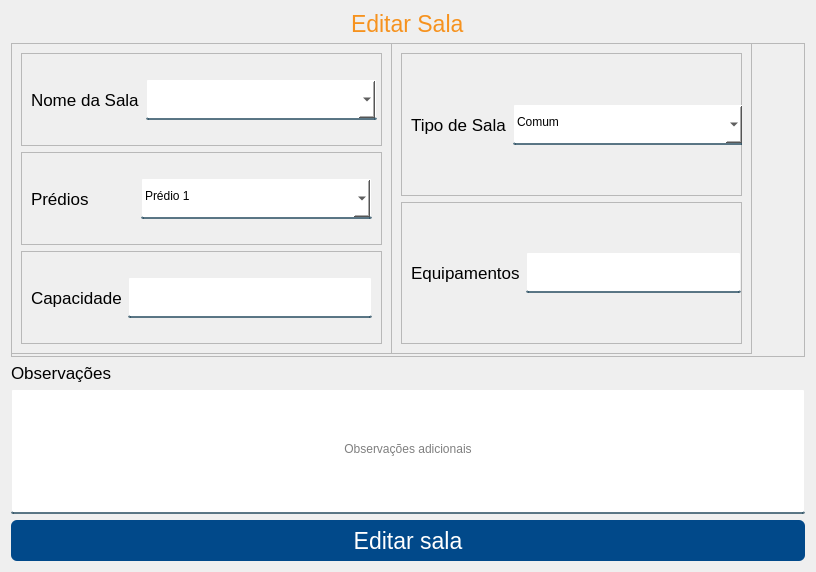
Qt form App/view/ui/editarSalas.ui (Senac-SOR-ADS/Mapa-de-Sala) before a commit.
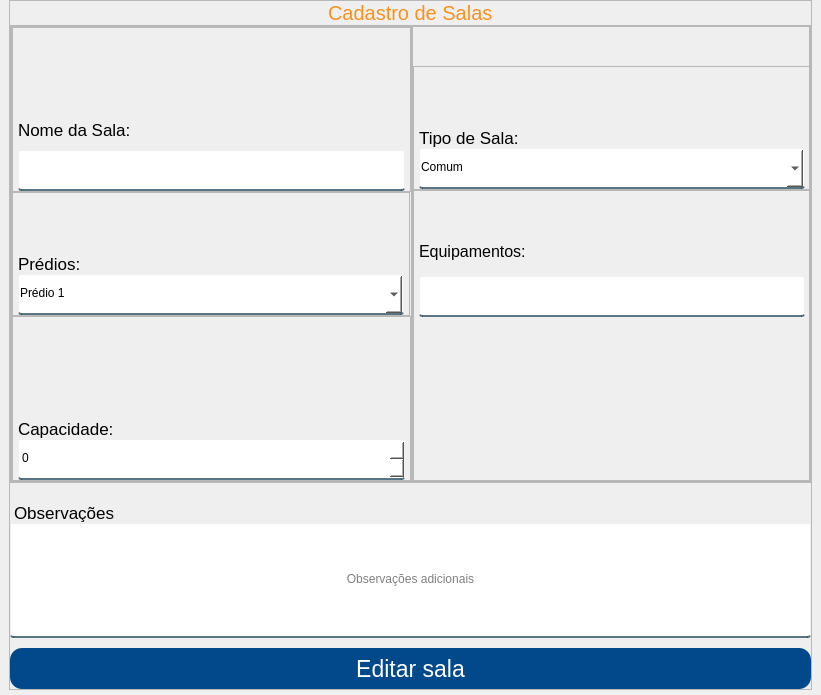
The same form after that commit.

Commit message:
alteração nos layouts
novo padrão adicionado às telas para seguirem uma ordem ao serem estilizadas

```diff
--- a/App/view/ui/editarSalas.ui
+++ b/App/view/ui/editarSalas.ui
@@ -6,79 +6,141 @@
    <rect>
     <x>0</x>
     <y>0</y>
-    <width>812</width>
-    <height>571</height>
+    <width>821</width>
+    <height>695</height>
    </rect>
   </property>
   <property name="windowTitle">
    <string>Form</string>
   </property>
   <property name="styleSheet">
-   <string notr="true">QLineEdit, QComboBox, QDateEdit {
+   <string notr="true">QLineEdit, QComboBox, QSpinBox {
 	background-color: white;
 	border:2px solid rgba(0,0,0,0);
-	border-radius: 2px;
+	border-radius: 3px;
 	border-bottom-color:rgba(46,82,101,200);
 	color:rgb(0,0,0);
-	padding-bottom:5px;
+	padding-bottom:3px;
 }
 
 #btnEditarSala {
 	background-color: #01498a;
 	color: #FFF;
 	border: none;
-	border-radius: 6px;
-}
+	border-radius: 12px;
 
-#btnCadastrar:hover {
+}
+ 
+#cadastrarSala:hover {
 	background-color: #f6921e;
 }
+ 
+#respostas {
+	color: red;
+}
+
+#tituloObs {
+	margin-top: 20px;
+}
+
 #titulo {
 	color: #f6921e;
+}
+
+#feedbackText {
+	margin-bottom: 10px;
 }</string>
   </property>
   <layout class="QVBoxLayout" name="verticalLayout">
-   <item alignment="Qt::AlignHCenter|Qt::AlignTop">
+   <property name="spacing">
+    <number>0</number>
+   </property>
+   <property name="leftMargin">
+    <number>5</number>
+   </property>
+   <property name="topMargin">
+    <number>0</number>
+   </property>
+   <property name="rightMargin">
+    <number>5</number>
+   </property>
+   <property name="bottomMargin">
+    <number>5</number>
+   </property>
+   <item alignment="Qt::AlignHCenter">
+    <widget class="QFrame" name="frame_9">
+     <property name="frameShape">
+      <enum>QFrame::StyledPanel</enum>
+     </property>
+     <property name="frameShadow">
+      <enum>QFrame::Raised</enum>
+     </property>
+     <layout class="QVBoxLayout" name="verticalLayout_4">
+      <property name="spacing">
+       <number>0</number>
+      </property>
+      <property name="leftMargin">
+       <number>0</number>
+      </property>
+      <property name="topMargin">
+       <number>0</number>
+      </property>
+      <property name="rightMargin">
+       <number>0</number>
+      </property>
+      <property name="bottomMargin">
+       <number>0</number>
+      </property>
+      <item alignment="Qt::AlignHCenter">
     <widget class="QLabel" name="titulo">
      <property name="font">
       <font>
-       <pointsize>17</pointsize>
+          <pointsize>15</pointsize>
       </font>
      </property>
      <property name="text">
-      <string>Editar Sala</string>
+         <string>Cadastro de Salas</string>
      </property>
     </widget>
    </item>
    <item>
-    <widget class="QFrame" name="frame_2">
-     <property name="sizePolicy">
-      <sizepolicy hsizetype="Preferred" vsizetype="Expanding">
-       <horstretch>0</horstretch>
-       <verstretch>0</verstretch>
-      </sizepolicy>
-     </property>
-     <property name="minimumSize">
-      <size>
-       <width>794</width>
-       <height>314</height>
-      </size>
-     </property>
-     <property name="frameShape">
-      <enum>QFrame::StyledPanel</enum>
-     </property>
-     <property name="frameShadow">
-      <enum>QFrame::Raised</enum>
-     </property>
      <widget class="QFrame" name="frame">
-      <property name="geometry">
-       <rect>
-        <x>0</x>
-        <y>0</y>
-        <width>381</width>
-        <height>311</height>
-       </rect>
-      </property>
+        <property name="sizePolicy">
+         <sizepolicy hsizetype="Preferred" vsizetype="Expanding">
+          <horstretch>0</horstretch>
+          <verstretch>0</verstretch>
+         </sizepolicy>
+        </property>
+        <property name="minimumSize">
+         <size>
+          <width>801</width>
+          <height>340</height>
+         </size>
+        </property>
+        <property name="frameShape">
+         <enum>QFrame::StyledPanel</enum>
+        </property>
+        <property name="frameShadow">
+         <enum>QFrame::Raised</enum>
+        </property>
+        <layout class="QHBoxLayout" name="horizontalLayout_6">
+         <property name="spacing">
+          <number>0</number>
+         </property>
+         <property name="leftMargin">
+          <number>0</number>
+         </property>
+         <property name="topMargin">
+          <number>0</number>
+         </property>
+         <property name="rightMargin">
+          <number>0</number>
+         </property>
+         <property name="bottomMargin">
+          <number>0</number>
+         </property>
+         <item>
+          <widget class="QFrame" name="frame_5">
       <property name="frameShape">
        <enum>QFrame::StyledPanel</enum>
       </property>
@@ -86,61 +148,135 @@
        <enum>QFrame::Raised</enum>
       </property>
       <layout class="QVBoxLayout" name="verticalLayout_2">
+            <property name="spacing">
+             <number>0</number>
+            </property>
+            <property name="leftMargin">
+             <number>0</number>
+            </property>
+            <property name="topMargin">
+             <number>0</number>
+            </property>
+            <property name="rightMargin">
+             <number>0</number>
+            </property>
+            <property name="bottomMargin">
+             <number>0</number>
+            </property>
+            <item>
+             <widget class="QFrame" name="frame_2">
+              <property name="frameShape">
+               <enum>QFrame::StyledPanel</enum>
+              </property>
+              <property name="frameShadow">
+               <enum>QFrame::Raised</enum>
+              </property>
+              <layout class="QVBoxLayout" name="verticalLayout_7">
+               <property name="spacing">
+                <number>10</number>
+               </property>
+               <property name="leftMargin">
+                <number>5</number>
+               </property>
+               <property name="topMargin">
+                <number>0</number>
+               </property>
+               <property name="rightMargin">
+                <number>5</number>
+               </property>
+               <property name="bottomMargin">
+                <number>0</number>
+               </property>
+               <item>
+                <spacer name="verticalSpacer_3">
+                 <property name="orientation">
+                  <enum>Qt::Vertical</enum>
+                 </property>
+                 <property name="sizeHint" stdset="0">
+                  <size>
+                   <width>20</width>
+                   <height>40</height>
+                  </size>
+                 </property>
+                </spacer>
+               </item>
+               <item>
+                <widget class="QLabel" name="label">
+                 <property name="font">
+                  <font>
+                   <pointsize>13</pointsize>
+                  </font>
+                 </property>
+                 <property name="text">
+                  <string>Nome da Sala:</string>
+                 </property>
+                </widget>
+               </item>
+               <item>
+                <widget class="QLineEdit" name="nomeSala">
+                 <property name="minimumSize">
+                  <size>
+                   <width>231</width>
+                   <height>41</height>
+                  </size>
+                 </property>
+                 <property name="placeholderText">
+                  <string/>
+                 </property>
+                </widget>
+               </item>
+              </layout>
+             </widget>
+            </item>
        <item>
         <widget class="QFrame" name="frame_3">
-         <property name="frameShape">
-          <enum>QFrame::StyledPanel</enum>
-         </property>
-         <property name="frameShadow">
-          <enum>QFrame::Raised</enum>
-         </property>
-         <layout class="QHBoxLayout" name="horizontalLayout">
-          <item>
-           <widget class="QLabel" name="label_7">
-            <property name="font">
-             <font>
-              <pointsize>13</pointsize>
-             </font>
-            </property>
-            <property name="text">
-             <string>Nome da Sala</string>
-            </property>
-           </widget>
-          </item>
-          <item>
-           <widget class="QComboBox" name="nomeSala">
             <property name="minimumSize">
              <size>
-              <width>231</width>
-              <height>41</height>
-             </size>
-            </property>
-            <property name="cursor">
-             <cursorShape>PointingHandCursor</cursorShape>
-            </property>
-            <property name="editable">
-             <bool>true</bool>
-            </property>
-            <property name="currentText">
-             <string notr="true"/>
-            </property>
-            <property name="insertPolicy">
-             <enum>QComboBox::InsertAlphabetically</enum>
-            </property>
-           </widget>
-          </item>
-         </layout>
-        </widget>
-       </item>
-       <item>
-        <widget class="QFrame" name="frame_4">
+                <width>398</width>
+                <height>124</height>
+               </size>
+              </property>
+              <property name="maximumSize">
+               <size>
+                <width>398</width>
+                <height>124</height>
+               </size>
+              </property>
          <property name="frameShape">
           <enum>QFrame::StyledPanel</enum>
          </property>
          <property name="frameShadow">
           <enum>QFrame::Raised</enum>
          </property>
-         <layout class="QHBoxLayout" name="horizontalLayout_3">
+              <layout class="QVBoxLayout" name="verticalLayout_9">
+               <property name="spacing">
+                <number>0</number>
+               </property>
+               <property name="leftMargin">
+                <number>5</number>
+               </property>
+               <property name="topMargin">
+                <number>0</number>
+               </property>
+               <property name="rightMargin">
+                <number>5</number>
+               </property>
+               <property name="bottomMargin">
+                <number>0</number>
+               </property>
+               <item>
+                <spacer name="verticalSpacer_6">
+                 <property name="orientation">
+                  <enum>Qt::Vertical</enum>
+                 </property>
+                 <property name="sizeHint" stdset="0">
+                  <size>
+                   <width>20</width>
+                   <height>40</height>
+                  </size>
+                 </property>
+                </spacer>
+               </item>
           <item>
            <widget class="QLabel" name="label_3">
             <property name="font">
@@ -149,7 +285,7 @@
              </font>
             </property>
             <property name="text">
-             <string>Prédios</string>
+                  <string>Prédios:</string>
             </property>
            </widget>
           </item>
@@ -165,7 +301,7 @@
              <cursorShape>PointingHandCursor</cursorShape>
             </property>
             <property name="editable">
-             <bool>true</bool>
+                  <bool>false</bool>
             </property>
             <property name="currentText">
              <string notr="true">Prédio 1</string>
@@ -189,14 +325,42 @@
         </widget>
        </item>
        <item>
-        <widget class="QFrame" name="frame_5">
+             <widget class="QFrame" name="frame_4">
          <property name="frameShape">
           <enum>QFrame::StyledPanel</enum>
          </property>
          <property name="frameShadow">
           <enum>QFrame::Raised</enum>
          </property>
-         <layout class="QHBoxLayout" name="horizontalLayout_2">
+              <layout class="QVBoxLayout" name="verticalLayout_8">
+               <property name="spacing">
+                <number>0</number>
+               </property>
+               <property name="leftMargin">
+                <number>5</number>
+               </property>
+               <property name="topMargin">
+                <number>0</number>
+               </property>
+               <property name="rightMargin">
+                <number>5</number>
+               </property>
+               <property name="bottomMargin">
+                <number>0</number>
+               </property>
+               <item>
+                <spacer name="verticalSpacer_2">
+                 <property name="orientation">
+                  <enum>Qt::Vertical</enum>
+                 </property>
+                 <property name="sizeHint" stdset="0">
+                  <size>
+                   <width>20</width>
+                   <height>40</height>
+                  </size>
+                 </property>
+                </spacer>
+               </item>
           <item>
            <widget class="QLabel" name="label_5">
             <property name="font">
@@ -205,23 +369,23 @@
              </font>
             </property>
             <property name="text">
-             <string>Capacidade</string>
+                  <string>Capacidade:</string>
             </property>
            </widget>
           </item>
           <item>
-           <widget class="QLineEdit" name="mediaCapacidade">
+                <widget class="QSpinBox" name="mediaCapacidade">
             <property name="minimumSize">
              <size>
               <width>231</width>
               <height>41</height>
              </size>
             </property>
-            <property name="alignment">
-             <set>Qt::AlignLeading|Qt::AlignLeft|Qt::AlignVCenter</set>
-            </property>
-            <property name="placeholderText">
-             <string/>
+                 <property name="cursor">
+                  <cursorShape>PointingHandCursor</cursorShape>
+                 </property>
+                 <property name="maximum">
+                  <number>1000</number>
             </property>
            </widget>
           </item>
@@ -230,31 +394,102 @@
        </item>
       </layout>
      </widget>
-     <widget class="QFrame" name="frame_6">
-      <property name="geometry">
-       <rect>
-        <x>380</x>
-        <y>0</y>
-        <width>361</width>
-        <height>311</height>
-       </rect>
-      </property>
-      <property name="frameShape">
-       <enum>QFrame::StyledPanel</enum>
-      </property>
-      <property name="frameShadow">
-       <enum>QFrame::Raised</enum>
-      </property>
-      <layout class="QVBoxLayout" name="verticalLayout_3">
+         </item>
        <item>
         <widget class="QFrame" name="frame_8">
+           <property name="maximumSize">
+            <size>
+             <width>398</width>
+             <height>16777215</height>
+            </size>
+           </property>
          <property name="frameShape">
           <enum>QFrame::StyledPanel</enum>
          </property>
          <property name="frameShadow">
           <enum>QFrame::Raised</enum>
          </property>
-         <layout class="QHBoxLayout" name="horizontalLayout_5">
+           <layout class="QVBoxLayout" name="verticalLayout_3">
+            <property name="spacing">
+             <number>0</number>
+            </property>
+            <property name="leftMargin">
+             <number>0</number>
+            </property>
+            <property name="topMargin">
+             <number>0</number>
+            </property>
+            <property name="rightMargin">
+             <number>0</number>
+            </property>
+            <property name="bottomMargin">
+             <number>0</number>
+            </property>
+            <item>
+             <spacer name="verticalSpacer_4">
+              <property name="orientation">
+               <enum>Qt::Vertical</enum>
+              </property>
+              <property name="sizeType">
+               <enum>QSizePolicy::Minimum</enum>
+              </property>
+              <property name="sizeHint" stdset="0">
+               <size>
+                <width>16</width>
+                <height>39</height>
+               </size>
+              </property>
+             </spacer>
+            </item>
+            <item>
+             <widget class="QFrame" name="frame_6">
+              <property name="minimumSize">
+               <size>
+                <width>398</width>
+                <height>124</height>
+               </size>
+              </property>
+              <property name="maximumSize">
+               <size>
+                <width>398</width>
+                <height>124</height>
+               </size>
+              </property>
+              <property name="frameShape">
+               <enum>QFrame::StyledPanel</enum>
+              </property>
+              <property name="frameShadow">
+               <enum>QFrame::Raised</enum>
+              </property>
+              <layout class="QVBoxLayout" name="verticalLayout_6">
+               <property name="spacing">
+                <number>0</number>
+               </property>
+               <property name="leftMargin">
+                <number>5</number>
+               </property>
+               <property name="topMargin">
+                <number>0</number>
+               </property>
+               <property name="rightMargin">
+                <number>5</number>
+               </property>
+               <property name="bottomMargin">
+                <number>0</number>
+               </property>
+               <item>
+                <spacer name="verticalSpacer_7">
+                 <property name="orientation">
+                  <enum>Qt::Vertical</enum>
+                 </property>
+                 <property name="sizeHint" stdset="0">
+                  <size>
+                   <width>20</width>
+                   <height>41</height>
+                  </size>
+                 </property>
+                </spacer>
+               </item>
           <item>
            <widget class="QLabel" name="label_2">
             <property name="font">
@@ -263,7 +498,7 @@
              </font>
             </property>
             <property name="text">
-             <string>Tipo de Sala</string>
+                  <string>Tipo de Sala:</string>
             </property>
            </widget>
           </item>
@@ -279,7 +514,7 @@
              <cursorShape>PointingHandCursor</cursorShape>
             </property>
             <property name="editable">
-             <bool>true</bool>
+                  <bool>false</bool>
             </property>
             <property name="currentText">
              <string>Comum</string>
@@ -317,22 +552,68 @@
        </item>
        <item>
         <widget class="QFrame" name="frame_7">
+              <property name="minimumSize">
+               <size>
+                <width>398</width>
+                <height>124</height>
+               </size>
+              </property>
          <property name="frameShape">
           <enum>QFrame::StyledPanel</enum>
          </property>
          <property name="frameShadow">
           <enum>QFrame::Raised</enum>
          </property>
-         <layout class="QHBoxLayout" name="horizontalLayout_4">
+              <layout class="QVBoxLayout" name="verticalLayout_5">
+               <property name="spacing">
+                <number>10</number>
+               </property>
+               <property name="leftMargin">
+                <number>5</number>
+               </property>
+               <property name="topMargin">
+                <number>0</number>
+               </property>
+               <property name="rightMargin">
+                <number>5</number>
+               </property>
+               <property name="bottomMargin">
+                <number>0</number>
+               </property>
+               <item>
+                <spacer name="verticalSpacer">
+                 <property name="orientation">
+                  <enum>Qt::Vertical</enum>
+                 </property>
+                 <property name="sizeHint" stdset="0">
+                  <size>
+                   <width>20</width>
+                   <height>40</height>
+                  </size>
+                 </property>
+                </spacer>
+               </item>
           <item>
            <widget class="QLabel" name="label_4">
+                 <property name="minimumSize">
+                  <size>
+                   <width>386</width>
+                   <height>48</height>
+                  </size>
+                 </property>
+                 <property name="maximumSize">
+                  <size>
+                   <width>110</width>
+                   <height>30</height>
+                  </size>
+                 </property>
             <property name="font">
              <font>
-              <pointsize>13</pointsize>
+                   <pointsize>12</pointsize>
              </font>
             </property>
             <property name="text">
-             <string>Equipamentos</string>
+                  <string>Equipamentos:</string>
             </property>
            </widget>
           </item>
@@ -340,7 +621,7 @@
            <widget class="QLineEdit" name="tipoEquipamento">
             <property name="minimumSize">
              <size>
-              <width>215</width>
+                   <width>231</width>
               <height>41</height>
              </size>
             </property>
@@ -349,15 +630,33 @@
             </property>
            </widget>
           </item>
+               <item>
+                <spacer name="verticalSpacer_5">
+                 <property name="orientation">
+                  <enum>Qt::Vertical</enum>
+                 </property>
+                 <property name="sizeType">
+                  <enum>QSizePolicy::Minimum</enum>
+                 </property>
+                 <property name="sizeHint" stdset="0">
+                  <size>
+                   <width>20</width>
+                   <height>163</height>
+                  </size>
+                 </property>
+                </spacer>
+               </item>
          </layout>
         </widget>
        </item>
       </layout>
      </widget>
+         </item>
+        </layout>
     </widget>
    </item>
    <item>
-    <widget class="QLabel" name="label_6">
+       <widget class="QLabel" name="tituloObs">
      <property name="font">
       <font>
        <pointsize>13</pointsize>
@@ -370,6 +669,12 @@
    </item>
    <item>
     <widget class="QLineEdit" name="feedbackText">
+        <property name="sizePolicy">
+         <sizepolicy hsizetype="Expanding" vsizetype="Preferred">
+          <horstretch>0</horstretch>
+          <verstretch>0</verstretch>
+         </sizepolicy>
+        </property>
      <property name="minimumSize">
       <size>
        <width>125</width>
@@ -410,6 +715,9 @@
    </item>
   </layout>
  </widget>
+   </item>
+  </layout>
+ </widget>
  <tabstops>
   <tabstop>nomeSala</tabstop>
   <tabstop>tipoSala</tabstop>
```
Left out of the diff: 4 changed lines with no effect on the pictures. Lines whose indentation alone changed are shown as unchanged. The commit also changes 5 other files.
